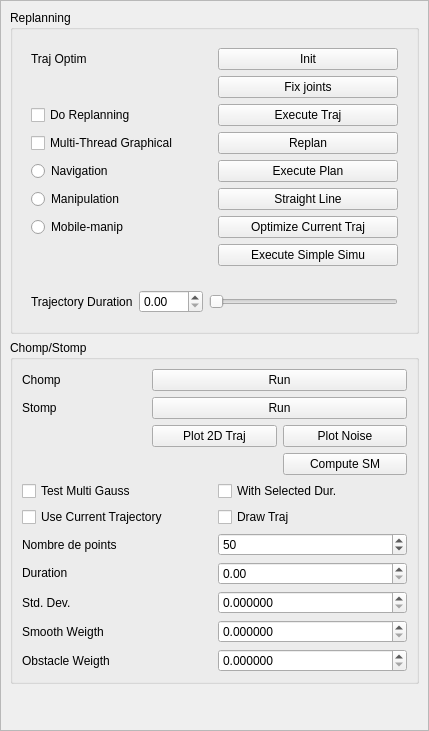
First picture: the form in src/move3d-qt-gui-libs/src/qtMainInterface/sideWidgets/qtReplanning.ui, repository jmainpri/move3d-studio, before the edit.
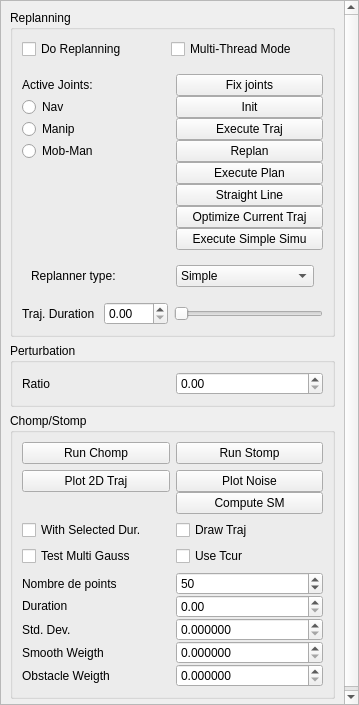
Second picture: the form after the edit.

Commit message: Add new buttons to handle the changes in libmove3d-planners (commit:96573118086a6c0)

Diff of the .ui file:
```diff
--- a/src/move3d-qt-gui-libs/src/qtMainInterface/sideWidgets/qtReplanning.ui
+++ b/src/move3d-qt-gui-libs/src/qtMainInterface/sideWidgets/qtReplanning.ui
@@ -6,8 +6,8 @@
    <rect>
     <x>0</x>
     <y>0</y>
-    <width>429</width>
-    <height>731</height>
+    <width>359</width>
+    <height>705</height>
    </rect>
   </property>
   <property name="windowTitle">
@@ -27,8 +27,8 @@
        <rect>
         <x>0</x>
         <y>0</y>
-        <width>422</width>
-        <height>826</height>
+        <width>342</width>
+        <height>794</height>
        </rect>
       </property>
       <layout class="QVBoxLayout" name="verticalLayout_2">
@@ -50,117 +50,112 @@
           <string>Replanning</string>
          </property>
          <layout class="QGridLayout" name="gridLayout_2">
-          <item row="0" column="0">
+          <item row="1" column="0">
            <widget class="QWidget" name="widget_4" native="true">
             <layout class="QGridLayout" name="gridLayout_7">
-             <item row="1" column="0">
-              <widget class="QLabel" name="labelReplan">
-               <property name="text">
-                <string>Traj Optim</string>
-               </property>
-              </widget>
-             </item>
-             <item row="5" column="0">
-              <widget class="QCheckBox" name="checkBoxDoReplanning">
-               <property name="text">
-                <string>Do Replanning</string>
-               </property>
-              </widget>
-             </item>
-             <item row="8" column="0">
-              <widget class="QCheckBox" name="checkBoxMultiThreadGraphical">
-               <property name="text">
-                <string>Multi-Thread Graphical</string>
-               </property>
-              </widget>
-             </item>
-             <item row="11" column="0">
-              <widget class="QRadioButton" name="radioButtonNavigation">
-               <property name="text">
-                <string>Navigation</string>
-               </property>
-              </widget>
-             </item>
-             <item row="14" column="0">
-              <widget class="QRadioButton" name="radioButtonManipulation">
-               <property name="text">
-                <string>Manipulation</string>
-               </property>
-              </widget>
-             </item>
-             <item row="17" column="0">
-              <widget class="QRadioButton" name="radioButtonMobileManip">
-               <property name="text">
-                <string>Mobile-manip</string>
-               </property>
-              </widget>
-             </item>
-             <item row="1" column="1">
+             <property name="verticalSpacing">
+              <number>0</number>
+             </property>
+             <property name="margin">
+              <number>0</number>
+             </property>
+             <item row="2" column="1">
               <widget class="QPushButton" name="pushButtonInitialize">
                <property name="text">
                 <string>Init</string>
                </property>
               </widget>
              </item>
-             <item row="5" column="1">
+             <item row="6" column="1">
               <widget class="QPushButton" name="pushButtonExecuteSimu">
                <property name="text">
                 <string>Execute Traj</string>
                </property>
               </widget>
              </item>
-             <item row="8" column="1">
+             <item row="9" column="1">
               <widget class="QPushButton" name="pushButtonReplan">
                <property name="text">
                 <string>Replan</string>
                </property>
               </widget>
              </item>
-             <item row="11" column="1">
+             <item row="12" column="1">
               <widget class="QPushButton" name="pushButtonExecutePlan">
                <property name="text">
                 <string>Execute Plan</string>
                </property>
               </widget>
              </item>
-             <item row="14" column="1">
+             <item row="15" column="1">
               <widget class="QPushButton" name="pushButtonCreateSraightLine">
                <property name="text">
                 <string>Straight Line</string>
                </property>
               </widget>
              </item>
-             <item row="17" column="1">
+             <item row="18" column="1">
               <widget class="QPushButton" name="pushButton">
                <property name="text">
                 <string>Optimize Current Traj</string>
                </property>
               </widget>
              </item>
-             <item row="18" column="1">
+             <item row="19" column="1">
               <widget class="QPushButton" name="pushButtonExecuteSimpleSim">
                <property name="text">
                 <string>Execute Simple Simu</string>
                </property>
               </widget>
              </item>
-             <item row="2" column="1">
+             <item row="6" column="0">
+              <widget class="QRadioButton" name="radioButtonManipulation">
+               <property name="text">
+                <string>Manip</string>
+               </property>
+              </widget>
+             </item>
+             <item row="9" column="0">
+              <widget class="QRadioButton" name="radioButtonMobileManip">
+               <property name="text">
+                <string>Mob-Man</string>
+               </property>
+              </widget>
+             </item>
+             <item row="1" column="1">
               <widget class="QPushButton" name="pushButtonFixJoints">
                <property name="text">
                 <string>Fix joints</string>
                </property>
               </widget>
              </item>
+             <item row="1" column="0">
+              <widget class="QLabel" name="labelActiveJoints">
+               <property name="text">
+                <string>Active Joints:</string>
+               </property>
+              </widget>
+             </item>
+             <item row="2" column="0">
+              <widget class="QRadioButton" name="radioButtonNavigation">
+               <property name="text">
+                <string>Nav</string>
+               </property>
+              </widget>
+             </item>
             </layout>
            </widget>
           </item>
-          <item row="1" column="0">
+          <item row="3" column="0">
            <widget class="QWidget" name="widget_5" native="true">
             <layout class="QHBoxLayout" name="horizontalLayout">
+             <property name="margin">
+              <number>0</number>
+             </property>
              <item>
               <widget class="QLabel" name="label_6">
                <property name="text">
-                <string>Trajectory Duration</string>
+                <string>Traj. Duration </string>
                </property>
               </widget>
              </item>
@@ -181,6 +176,96 @@
             </layout>
            </widget>
           </item>
+          <item row="0" column="0">
+           <widget class="QWidget" name="widget_6" native="true">
+            <layout class="QGridLayout" name="gridLayout_8">
+             <property name="leftMargin">
+              <number>0</number>
+             </property>
+             <property name="topMargin">
+              <number>0</number>
+             </property>
+             <property name="verticalSpacing">
+              <number>0</number>
+             </property>
+             <item row="0" column="0">
+              <widget class="QCheckBox" name="checkBoxDoReplanning">
+               <property name="text">
+                <string>Do Replanning</string>
+               </property>
+              </widget>
+             </item>
+             <item row="0" column="1">
+              <widget class="QCheckBox" name="checkBoxMultiThreadGraphical">
+               <property name="text">
+                <string>Multi-Thread Mode</string>
+               </property>
+              </widget>
+             </item>
+            </layout>
+           </widget>
+          </item>
+          <item row="2" column="0">
+           <widget class="QWidget" name="widget_8" native="true">
+            <layout class="QHBoxLayout" name="horizontalLayout_2">
+             <item>
+              <widget class="QLabel" name="labelReplanner">
+               <property name="text">
+                <string>Replanner type:</string>
+               </property>
+              </widget>
+             </item>
+             <item>
+              <widget class="QComboBox" name="comboBoxReplanner">
+               <item>
+                <property name="text">
+                 <string>Simple</string>
+                </property>
+               </item>
+               <item>
+                <property name="text">
+                 <string>Softmotion</string>
+                </property>
+               </item>
+               <item>
+                <property name="text">
+                 <string>RRT</string>
+                </property>
+               </item>
+               <item>
+                <property name="text">
+                 <string>Handover</string>
+                </property>
+               </item>
+               <item>
+                <property name="text">
+                 <string>AStar</string>
+                </property>
+               </item>
+              </widget>
+             </item>
+            </layout>
+           </widget>
+          </item>
+         </layout>
+        </widget>
+       </item>
+       <item>
+        <widget class="QGroupBox" name="groupBox">
+         <property name="title">
+          <string>Perturbation</string>
+         </property>
+         <layout class="QGridLayout" name="gridLayout_10">
+          <item row="0" column="1">
+           <widget class="QDoubleSpinBox" name="doubleSpinBoxRatio"/>
+          </item>
+          <item row="0" column="0">
+           <widget class="QLabel" name="label_7">
+            <property name="text">
+             <string>Ratio</string>
+            </property>
+           </widget>
+          </item>
          </layout>
         </widget>
        </item>
@@ -202,28 +287,28 @@
              <property name="margin">
               <number>0</number>
              </property>
-             <item row="2" column="0">
-              <widget class="QCheckBox" name="checkBoxOptimizeCurrentTraj">
-               <property name="text">
-                <string>Use Current Trajectory</string>
-               </property>
-              </widget>
-             </item>
-             <item row="1" column="1">
+             <item row="1" column="0">
               <widget class="QCheckBox" name="checkBoxSelectedDuration">
                <property name="text">
                 <string>With Selected Dur.</string>
                </property>
               </widget>
              </item>
-             <item row="2" column="1">
+             <item row="1" column="1">
               <widget class="QCheckBox" name="checkBoxDrawTraj">
                <property name="text">
                 <string>Draw Traj</string>
                </property>
               </widget>
              </item>
-             <item row="1" column="0">
+             <item row="2" column="1">
+              <widget class="QCheckBox" name="checkBoxOptimizeCurrentTraj">
+               <property name="text">
+                <string>Use Tcur</string>
+               </property>
+              </widget>
+             </item>
+             <item row="2" column="0">
               <widget class="QCheckBox" name="checkBoxTestMultiGauss">
                <property name="text">
                 <string>Test Multi Gauss</string>
@@ -236,52 +321,27 @@
           <item row="1" column="0">
            <widget class="QWidget" name="widget_2" native="true">
             <layout class="QGridLayout" name="gridLayout_5">
+             <property name="verticalSpacing">
+              <number>0</number>
+             </property>
              <property name="margin">
               <number>0</number>
              </property>
-             <item row="0" column="0">
-              <widget class="QLabel" name="labelChomp">
-               <property name="text">
-                <string>Chomp</string>
-               </property>
-              </widget>
-             </item>
-             <item row="0" column="1" colspan="2">
-              <widget class="QPushButton" name="pushButtonRunChomp">
-               <property name="text">
-                <string>Run</string>
-               </property>
-              </widget>
-             </item>
-             <item row="1" column="0">
-              <widget class="QLabel" name="labelStomp">
-               <property name="text">
-                <string>Stomp</string>
-               </property>
-              </widget>
-             </item>
-             <item row="1" column="1" colspan="2">
-              <widget class="QPushButton" name="pushButtonRunStomp">
-               <property name="text">
-                <string>Run</string>
-               </property>
-              </widget>
-             </item>
-             <item row="2" column="1">
+             <item row="1" column="1">
               <widget class="QPushButton" name="pushButtonPlotTraj">
                <property name="text">
                 <string>Plot 2D Traj</string>
                </property>
               </widget>
              </item>
-             <item row="2" column="2">
+             <item row="1" column="2">
               <widget class="QPushButton" name="pushButtonPlotNoise">
                <property name="text">
                 <string>Plot Noise</string>
                </property>
               </widget>
              </item>
-             <item row="3" column="2">
+             <item row="2" column="2">
               <widget class="QPushButton" name="pushButtonComputeSM">
                <property name="text">
                 <string>Compute SM</string>
@@ -291,9 +351,12 @@
             </layout>
            </widget>
           </item>
-          <item row="4" column="0">
+          <item row="5" column="0">
            <widget class="QWidget" name="widget_3" native="true">
             <layout class="QGridLayout" name="gridLayout_6">
+             <property name="verticalSpacing">
+              <number>0</number>
+             </property>
              <property name="margin">
               <number>0</number>
              </property>
@@ -384,6 +447,32 @@
             </layout>
            </widget>
           </item>
+          <item row="0" column="0">
+           <widget class="QWidget" name="widget_7" native="true">
+            <layout class="QGridLayout" name="gridLayout_9">
+             <property name="verticalSpacing">
+              <number>0</number>
+             </property>
+             <property name="margin">
+              <number>0</number>
+             </property>
+             <item row="0" column="0">
+              <widget class="QPushButton" name="pushButtonRunChomp">
+               <property name="text">
+                <string>Run Chomp</string>
+               </property>
+              </widget>
+             </item>
+             <item row="0" column="1">
+              <widget class="QPushButton" name="pushButtonRunStomp">
+               <property name="text">
+                <string>Run Stomp</string>
+               </property>
+              </widget>
+             </item>
+            </layout>
+           </widget>
+          </item>
          </layout>
         </widget>
        </item>
```
Left out of the diff: 13 changed lines with no effect on the pictures. The commit also changes 12 other files.
